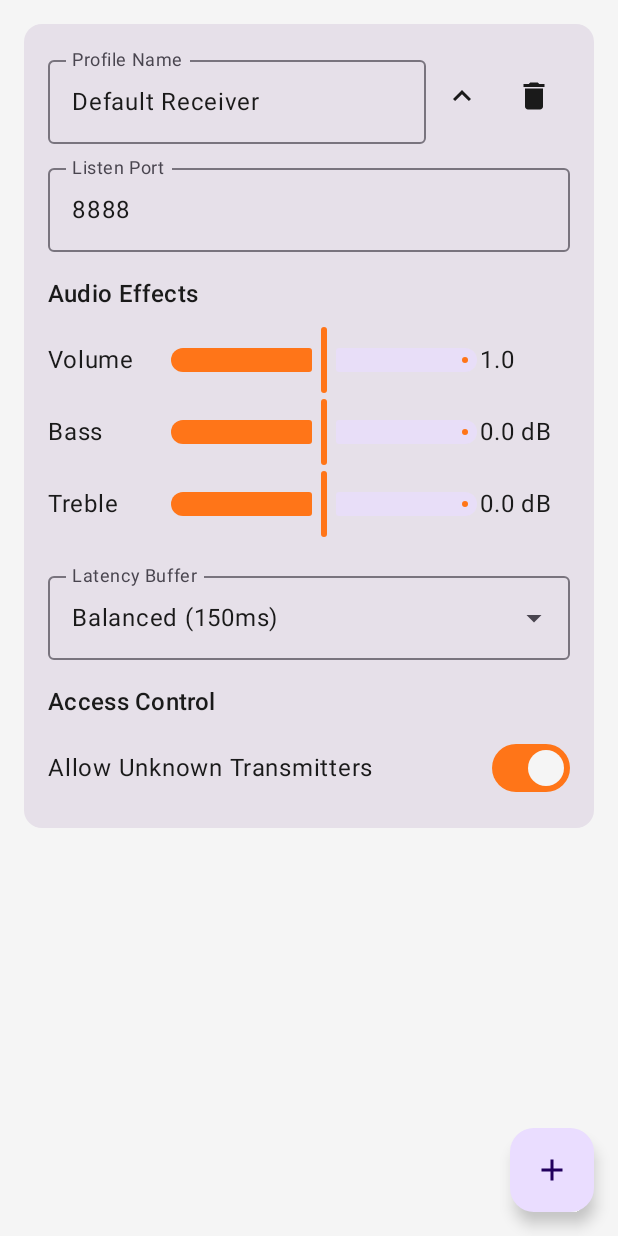
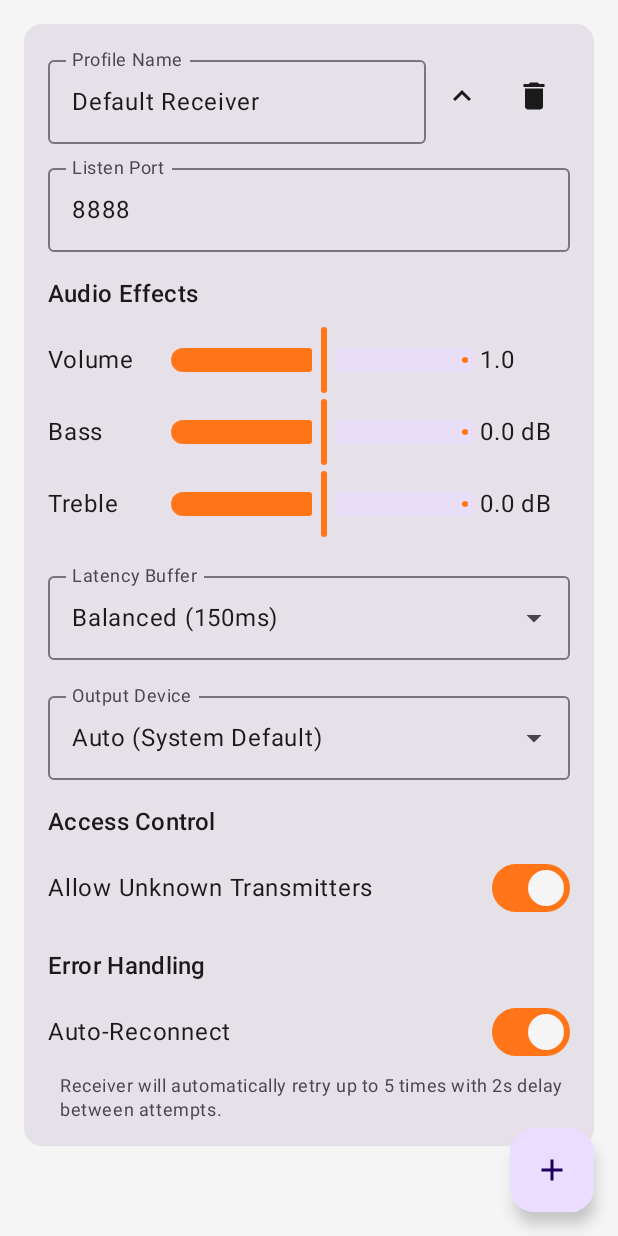
Before and after one commit to stephenmkbrady/AirheadWaves, an Android app built with Jetpack Compose: the ReceiveProfileSettingsScreen screen opened through its navigation route, after a tap on "Expand", on a phone screen of 412 x 824 dp. Run offline under Robolectric (Android 15) with nearby library versions, the phone set to English and light mode, and no system bars.

Commit message:
Add Phase 2 error handling with auto-reconnect and Toast notifications
  - Add comprehensive error detection for network issues (port in use, timeouts, connection errors)
  - Implement configurable auto-reconnect with retry logic (2s delay, 5 max attempts)
  - Add Toast notifications with actionable error messages
  - Add auto-reconnect toggle UI in receive profile editor
  - Update ReceiveProfile model with autoReconnect, reconnectDelayMs, maxReconnectAttempts fields
  - Add handleServerError() and handlePlaybackError() methods with specific error type detection

```diff
--- a/app/src/main/java/space/ring0/airheadwaves/MainActivity.kt
+++ b/app/src/main/java/space/ring0/airheadwaves/MainActivity.kt
@@ -802,11 +802,13 @@ fun ReceiveProfileEditor(
     var treble by remember { mutableFloatStateOf(profile.treble) }
     var volume by remember { mutableFloatStateOf(profile.volume) }
     var bufferSize by remember { mutableStateOf(profile.bufferSize) }
+    var outputDevice by remember { mutableStateOf(profile.outputDevice) }
     var allowUnknownTransmitters by remember { mutableStateOf(profile.allowUnknownTransmitters) }
     var allowedIPs by remember { mutableStateOf(profile.allowedTransmitterIPs.joinToString("\n")) }
+    var autoReconnect by remember { mutableStateOf(profile.autoReconnect) }
     var isExpanded by remember { mutableStateOf(false) }
 
-    LaunchedEffect(name, listenPort, bass, treble, volume, bufferSize, allowUnknownTransmitters, allowedIPs) {
+    LaunchedEffect(name, listenPort, bass, treble, volume, bufferSize, outputDevice, allowUnknownTransmitters, allowedIPs, autoReconnect) {
         val ipList = if (allowedIPs.isBlank()) emptyList() else allowedIPs.split("\n").map { it.trim() }.filter { it.isNotEmpty() }
         onProfileChange(profile.copy(
             name = name,
@@ -815,8 +817,10 @@ fun ReceiveProfileEditor(
             treble = treble,
             volume = volume,
             bufferSize = bufferSize,
+            outputDevice = outputDevice,
             allowUnknownTransmitters = allowUnknownTransmitters,
-            allowedTransmitterIPs = ipList
+            allowedTransmitterIPs = ipList,
+            autoReconnect = autoReconnect
         ))
     }
 
@@ -942,6 +946,56 @@ fun ReceiveProfileEditor(
                     }
                 }
 
+                Spacer(modifier = Modifier.height(16.dp))
+
+                // Output Device dropdown
+                var outputDeviceExpanded by remember { mutableStateOf(false) }
+                ExposedDropdownMenuBox(
+                    expanded = outputDeviceExpanded,
+                    onExpandedChange = { outputDeviceExpanded = !outputDeviceExpanded }
+                ) {
+                    OutlinedTextField(
+                        value = when(outputDevice) {
+                            OutputDevice.AUTO -> "Auto (System Default)"
+                            OutputDevice.SPEAKER -> "Speaker"
+                            OutputDevice.HEADPHONES -> "Headphones"
+                        },
+                        onValueChange = {},
+                        readOnly = true,
+                        label = { Text("Output Device") },
+                        trailingIcon = { ExposedDropdownMenuDefaults.TrailingIcon(expanded = outputDeviceExpanded) },
+                        modifier = Modifier
+                            .menuAnchor(MenuAnchorType.PrimaryNotEditable)
+                            .fillMaxWidth()
+                    )
+                    ExposedDropdownMenu(
+                        expanded = outputDeviceExpanded,
+                        onDismissRequest = { outputDeviceExpanded = false }
+                    ) {
+                        DropdownMenuItem(
+                            text = { Text("Auto (System Default)") },
+                            onClick = {
+                                outputDevice = OutputDevice.AUTO
+                                outputDeviceExpanded = false
+                            }
+                        )
+                        DropdownMenuItem(
+                            text = { Text("Speaker") },
+                            onClick = {
+                                outputDevice = OutputDevice.SPEAKER
+                                outputDeviceExpanded = false
+                            }
+                        )
+                        DropdownMenuItem(
+                            text = { Text("Headphones") },
+                            onClick = {
+                                outputDevice = OutputDevice.HEADPHONES
+                                outputDeviceExpanded = false
+                            }
+                        )
+                    }
+                }
+
                 Text("Access Control", style = MaterialTheme.typography.titleMedium, modifier = Modifier.padding(top = 16.dp, bottom = 8.dp))
 
                 Row(verticalAlignment = Alignment.CenterVertically, modifier = Modifier.fillMaxWidth()) {
@@ -961,6 +1015,26 @@ fun ReceiveProfileEditor(
                         modifier = Modifier.fillMaxWidth(),
                         minLines = 3,
                         maxLines = 6
+                    )
+                }
+
+                Spacer(modifier = Modifier.height(8.dp))
+                Text("Error Handling", style = MaterialTheme.typography.titleMedium, modifier = Modifier.padding(top = 8.dp, bottom = 8.dp))
+
+                Row(verticalAlignment = Alignment.CenterVertically) {
+                    Text("Auto-Reconnect", modifier = Modifier.weight(1f))
+                    Switch(
+                        checked = autoReconnect,
+                        onCheckedChange = { autoReconnect = it }
+                    )
+                }
+
+                if (autoReconnect) {
+                    Text(
+                        "Receiver will automatically retry up to ${profile.maxReconnectAttempts} times with ${profile.reconnectDelayMs / 1000}s delay between attempts.",
+                        style = MaterialTheme.typography.bodySmall,
+                        color = MaterialTheme.colorScheme.onSurfaceVariant,
+                        modifier = Modifier.padding(start = 8.dp, top = 4.dp)
                     )
                 }
             }
--- a/app/src/main/java/space/ring0/airheadwaves/models/Profiles.kt
+++ b/app/src/main/java/space/ring0/airheadwaves/models/Profiles.kt
@@ -42,7 +42,11 @@ data class ReceiveProfile(
     // Stream configuration
     val autoDetectParameters: Boolean = true,
     val expectedSampleRate: Int? = null,
-    val expectedChannels: Int? = null
+    val expectedChannels: Int? = null,
+    // Error handling and reconnection
+    val autoReconnect: Boolean = true,
+    val reconnectDelayMs: Int = 2000,
+    val maxReconnectAttempts: Int = 5
 )
 
 @Serializable
```
Also changed, not shown: app/src/main/java/space/ring0/airheadwaves/AudioPlaybackService.java (+271 -8 lines), 2 other files.
